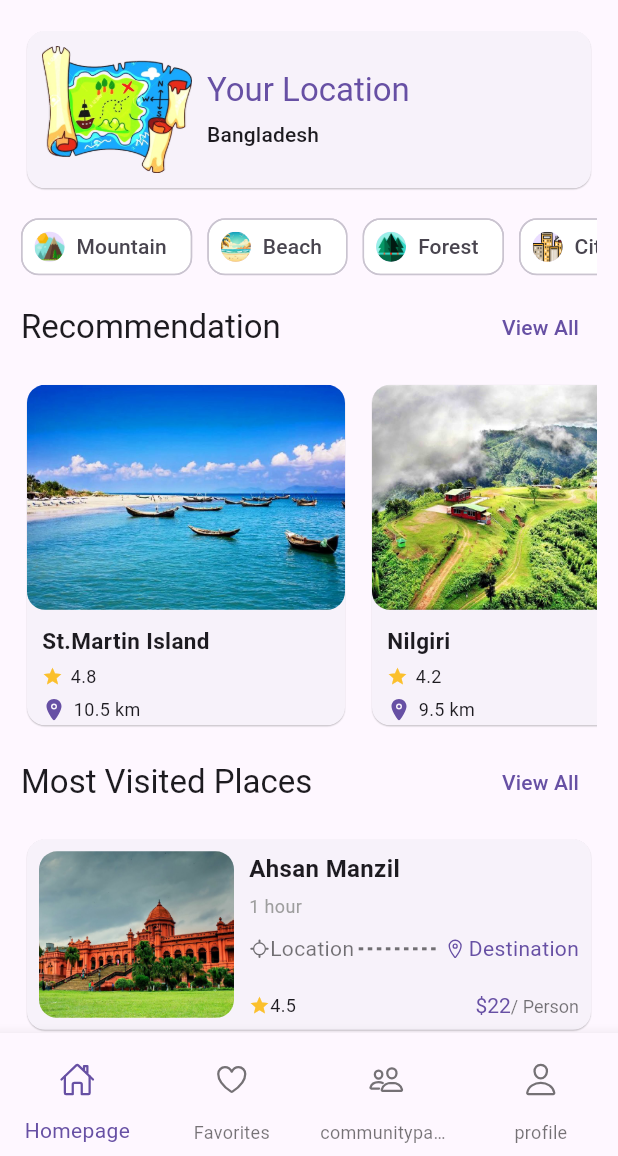
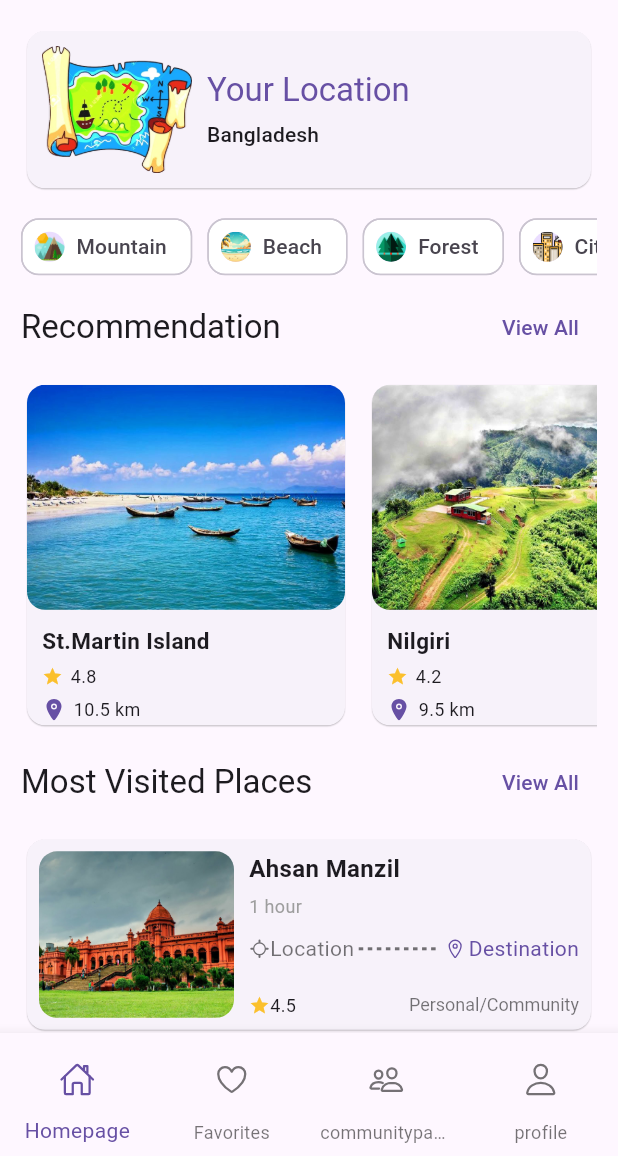
Before and after one commit to Subah-Zarin/Roamers_, a Flutter app: the Setting screen opened by its route, after a tap on an icon or button, on a phone screen of 412 x 824 dp, the part 80-1236 px from its top. Run offline on Flutter 3.47's test engine with Material 3 defaults, Android fonts, the phone set to English and light mode, and no system bars; our stand-ins replace carousel_slider, cloud_firestore, dio, firebase_auth, firebase_core, firebase_storage and 4 more; missing offline and left inert: flutter_polyline_points; accounts and stored records are empty.

Commit message:
some edit

```diff
--- a/lib/Setting/setting.dart
+++ b/lib/Setting/setting.dart
@@ -113,14 +113,6 @@ class _SettingState extends State<Setting> {
                 onTap: () {},
               ),
               const SizedBox(height: 20),
-              SettingItem(
-                title: "Notifications",
-                icon: Ionicons.notifications,
-                bgColor: Colors.blue.shade100,
-                iconColor: Colors.blue,
-                onTap: () {},
-              ),
-              const SizedBox(height: 20),
               SettingSwitch(
                 title: "Dark Mode",
                 icon: Ionicons.earth,
--- a/lib/homepage/viewall.dart
+++ b/lib/homepage/viewall.dart
@@ -95,14 +95,14 @@ class _ViewAllPageState extends State<ViewAllPage> {
                   ),
                   child: Row(
                     children: [
-                      tourData['images'] != null
+                      tourData['image'] != null
                           ? ClipRRect(
                         borderRadius: BorderRadius.only(
                           topLeft: Radius.circular(15),
                           bottomLeft: Radius.circular(15),
                         ),
                         child: Image.network(
-                          tourData['images'],
+                          tourData['image'],
                           width: 120,
                           height: 120,
                           fit: BoxFit.cover,
--- /dev/null
+++ b/lib/screen/widget.dart
@@ -0,0 +1 @@
+// TODO Implement this library.
--- a/lib/widget/nearby_places.dart
+++ b/lib/widget/nearby_places.dart
@@ -94,14 +94,14 @@ class NearbyPlaces extends StatelessWidget {
                                       fontSize: 14,
                                       color: Theme.of(context).primaryColor,
                                     ),
-                                    text: "\$22",
+                                    //text: "\$22",
                                     children: const [
                                       TextSpan(
                                         style: TextStyle(
                                           fontSize: 12,
                                           color: Colors.black54,
                                         ),
-                                        text: "/ Person",
+                                        text: " Personal/Community",
                                       ),
                                     ],
                                   ),
--- a/lib/widget/tourist_places.dart
+++ b/lib/widget/tourist_places.dart
@@ -1,6 +1,5 @@
 import 'package:flutter/material.dart';
 import 'package:roamers/models/tourist_places_model.dart';
-import 'package:roamers/detail_screen.dart' as detail_screen_main; // Alias this import
 import 'package:roamers/widget/detail_screen.dart' as detail_screen_widget; // Alias this import
 
 class TouristPlaces extends StatelessWidget {
```
Also changed, not shown: lib/detail_screen.dart (added), lib/homepage/communitypage.dart (line endings or trailing spaces), pubspec.lock.
